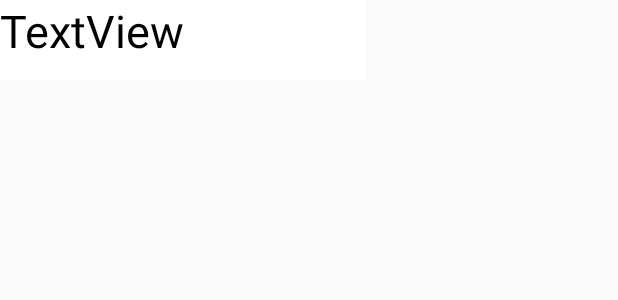
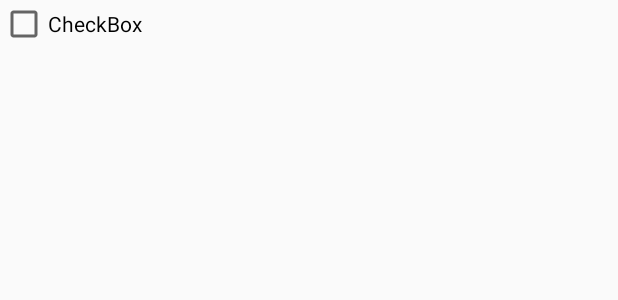
Before and after one commit to LiuYiBear/ProjectPCCU, an Android app: the layout eat_store_game_data_select.xml on its own in the app's theme, with its tools: preview values and no code run, on a phone screen of 412 x 824 dp. Shown: the top 300 px of the screen. Run offline under Robolectric (Android 15) with nearby library versions, the phone set to English and light mode, and no system bars.

Commit message:
更新添加game

```diff
--- a/UI/app/src/main/res/layout/eat_store_game_data_select.xml
+++ b/UI/app/src/main/res/layout/eat_store_game_data_select.xml
@@ -4,14 +4,13 @@
     android:layout_width="match_parent"
     android:layout_height="match_parent">
 
-    <TextView
-        android:id="@+id/textView9"
-        android:layout_width="243dp"
-        android:layout_height="53dp"
-        android:background="#FFFFFFFF"
-        android:text="TextView"
-        android:textColor="@android:color/black"
-        android:textSize="30dp"
-        tools:layout_editor_absoluteX="3dp"
-        tools:layout_editor_absoluteY="1dp" />
+    <CheckBox
+        android:id="@+id/checkBox"
+        android:layout_width="wrap_content"
+        android:layout_height="wrap_content"
+        android:text="CheckBox"
+        android:focusable="false"
+        android:clickable="true"
+        tools:layout_editor_absoluteX="16dp"
+        tools:layout_editor_absoluteY="16dp" />
 </android.support.constraint.ConstraintLayout>
```
Also changed, not shown: UI/app/src/main/java/com/example/chih/myapplication/eatStoreDataGameSlect.java (+65 -1 lines), UI/app/src/main/java/com/example/chih/myapplication/eat_store_game.java (+27 -9 lines), UI/app/src/main/res/layout/eat_store_game.xml (+12 -0 lines).
